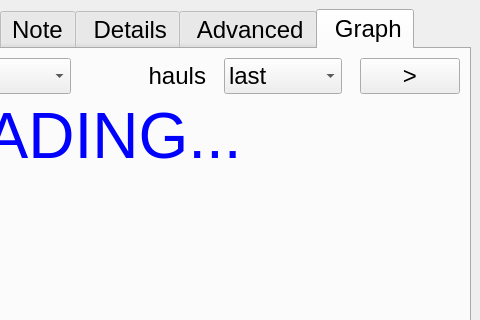
Old version of the form ddh/gui/designer_main.ui in the repository LowellInstruments/ddh_old; both pictures show x 338 to 818 and y 0 to 320 of the 818 by 498 pixel window.
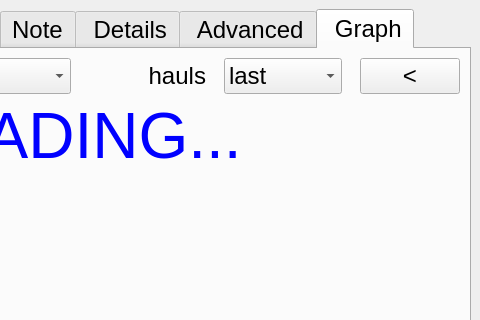
New version of the form. The open tabs and pages were chosen to show the change. Icons and pictures are not drawn.

```diff
--- a/ddh/gui/designer_main.ui
+++ b/ddh/gui/designer_main.ui
@@ -1560,7 +1560,7 @@
              </size>
             </property>
             <property name="text">
-             <string>&gt;</string>
+             <string>&lt;</string>
             </property>
            </widget>
           </item>
```
Left out of the diff: 2 changed lines with no effect on the pictures.
